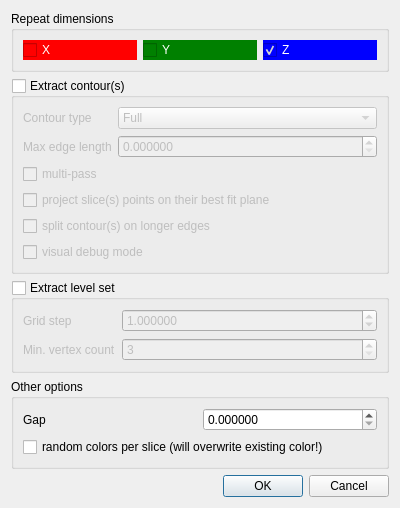
CloudCompare/CloudCompare, file qCC/ui_templates/clippingBoxRepeatDlg.ui: the form before one commit.
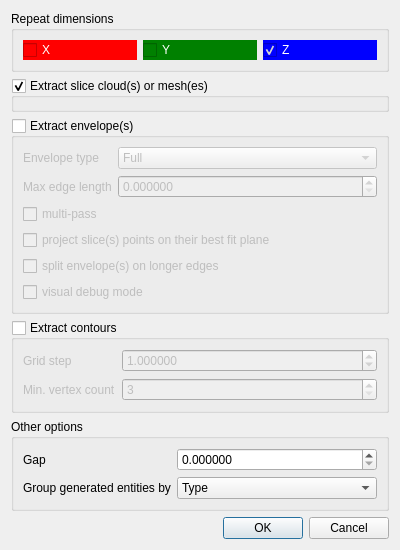
The form after the commit.

Commit message: Rename 'contour' to 'envelope' whenever it makes sense

```diff
--- a/qCC/ui_templates/clippingBoxRepeatDlg.ui
+++ b/qCC/ui_templates/clippingBoxRepeatDlg.ui
@@ -7,7 +7,7 @@
     <x>0</x>
     <y>0</y>
     <width>400</width>
-    <height>500</height>
+    <height>550</height>
    </rect>
   </property>
   <property name="windowTitle">
@@ -63,12 +63,40 @@
     </widget>
    </item>
    <item>
-    <widget class="QGroupBox" name="extractContoursGroupBox">
+    <widget class="QGroupBox" name="extractSliceEntitiesGroupBox">
+     <property name="minimumSize">
+      <size>
+       <width>0</width>
+       <height>30</height>
+      </size>
+     </property>
+     <property name="title">
+      <string>Extract slice cloud(s) or mesh(es)</string>
+     </property>
+     <property name="checkable">
+      <bool>true</bool>
+     </property>
+     <layout class="QVBoxLayout" name="verticalLayout_4">
+      <item>
+       <widget class="QCheckBox" name="randomColorCheckBox">
      <property name="toolTip">
-      <string>Check that option if you wish to extract contour(s) form each slice</string>
-     </property>
+         <string>If checked, a random color will be assigned to each slice (warning: will overwrite any existing color!)</string>
+        </property>
+        <property name="text">
+         <string>random colors per slice (will overwrite existing colors!)</string>
+        </property>
+       </widget>
+      </item>
+     </layout>
+    </widget>
+   </item>
+   <item>
+    <widget class="QGroupBox" name="extractEnvelopesGroupBox">
+     <property name="toolTip">
+      <string>Check that option if you wish to extract the envelope of each slice</string>
+     </property>
      <property name="title">
-      <string>Extract contour(s)</string>
+      <string>Extract envelope(s)</string>
      </property>
      <property name="checkable">
       <bool>true</bool>
@@ -82,7 +110,7 @@
         <item row="0" column="0">
          <widget class="QLabel" name="label_3">
           <property name="text">
-           <string>Contour type</string>
+           <string>Envelope type</string>
           </property>
          </widget>
         </item>
@@ -159,7 +187,7 @@
          <string>split the generated contour(s) in smaller parts to avoid creating edges longer than the specified max edge length.</string>
         </property>
         <property name="text">
-         <string>split contour(s) on longer edges</string>
+         <string>split envelope(s) on longer edges</string>
         </property>
        </widget>
       </item>
@@ -179,7 +207,7 @@
    <item>
     <widget class="QGroupBox" name="extractLevelSetGroupBox">
      <property name="title">
-      <string>Extract level set</string>
+      <string>Extract contours</string>
      </property>
      <property name="checkable">
       <bool>true</bool>
@@ -239,17 +267,15 @@
      <property name="title">
       <string>Other options</string>
      </property>
-     <layout class="QVBoxLayout" name="verticalLayout_2">
-      <item>
-       <layout class="QHBoxLayout" name="horizontalLayout_2">
-        <item>
+     <layout class="QFormLayout" name="formLayout_3">
+      <item row="0" column="0">
          <widget class="QLabel" name="label">
           <property name="text">
            <string>Gap</string>
           </property>
          </widget>
         </item>
-        <item>
+      <item row="0" column="1">
          <widget class="QDoubleSpinBox" name="gapDoubleSpinBox">
           <property name="toolTip">
            <string>Gap between the slices</string>
@@ -262,16 +288,30 @@
           </property>
          </widget>
         </item>
-       </layout>
+      <item row="1" column="0">
+       <widget class="QLabel" name="label_5">
+        <property name="text">
+         <string>Group generated entities by</string>
+        </property>
+       </widget>
       </item>
+      <item row="1" column="1">
+       <widget class="QComboBox" name="groupByTypeComboBox">
       <item>
-       <widget class="QCheckBox" name="randomColorCheckBox">
-        <property name="toolTip">
-         <string>If checked, a random color will be assigned to each slice (warning: will overwrite any existing color!)</string>
-        </property>
+         <property name="text">
+          <string>Type</string>
+         </property>
+        </item>
+        <item>
         <property name="text">
-         <string>random colors per slice (will overwrite existing color!)</string>
-        </property>
+          <string>Origin entity</string>
+         </property>
+        </item>
+        <item>
+         <property name="text">
+          <string>Slice</string>
+         </property>
+        </item>
        </widget>
       </item>
      </layout>
```
Left out of the diff: 15 changed lines with no effect on the pictures. Lines whose indentation alone changed are shown as unchanged. The commit also changes 15 other files.
